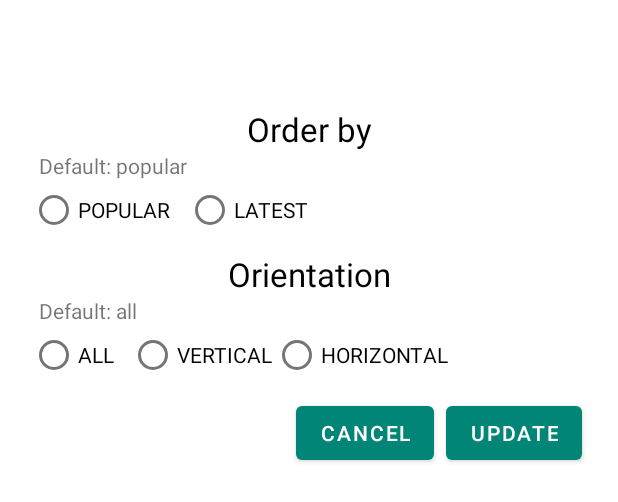
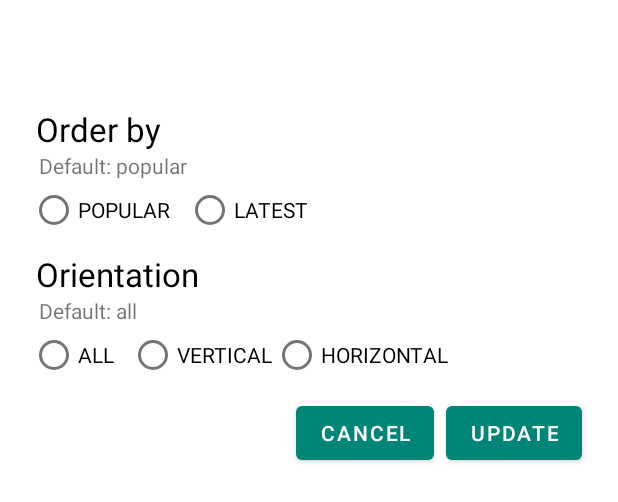
Before and after one commit to rashit-t-v/Pixabay-Latest-Photo, an Android app: the layout setting_photo.xml on its own in the app's theme, with its tools: preview values and no code run, on a phone screen of 412 x 824 dp. Shown: the top 502 px of the screen. Run offline under Robolectric (Android 15) with nearby library versions, the phone set to English and light mode, and no system bars.

Commit message:
маленькие доработки

```diff
--- a/app/src/main/res/layout/setting_photo.xml
+++ b/app/src/main/res/layout/setting_photo.xml
@@ -17,7 +17,7 @@
         android:layout_marginStart="8dp"
         android:layout_marginTop="30dp"
         android:layout_marginEnd="8dp"
-        android:gravity="center"
+        android:gravity="left"
         android:text="Order by"
         android:textColor="#000"
         android:textSize="22sp"
@@ -72,7 +72,7 @@
         android:layout_marginTop="8dp"
         android:layout_marginEnd="8dp"
         android:text="Orientation"
-        android:gravity="center"
+        android:gravity="left"
         android:textColor="#000"
         android:textSize="22sp"
         app:layout_constraintEnd_toEndOf="parent"
```
